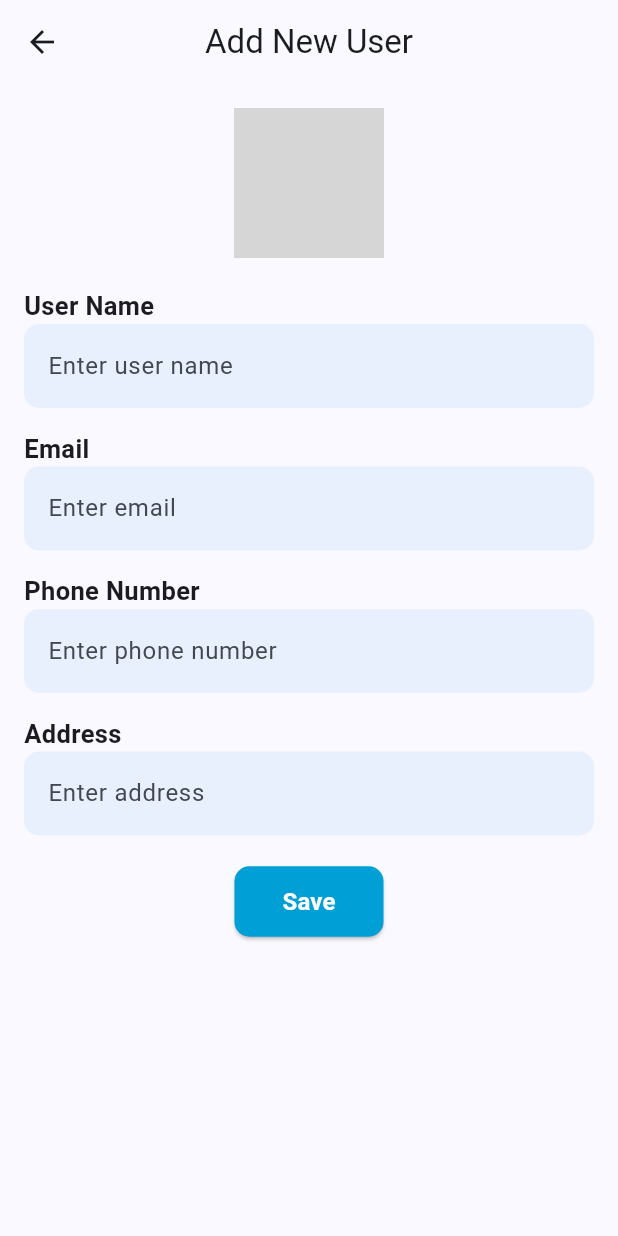
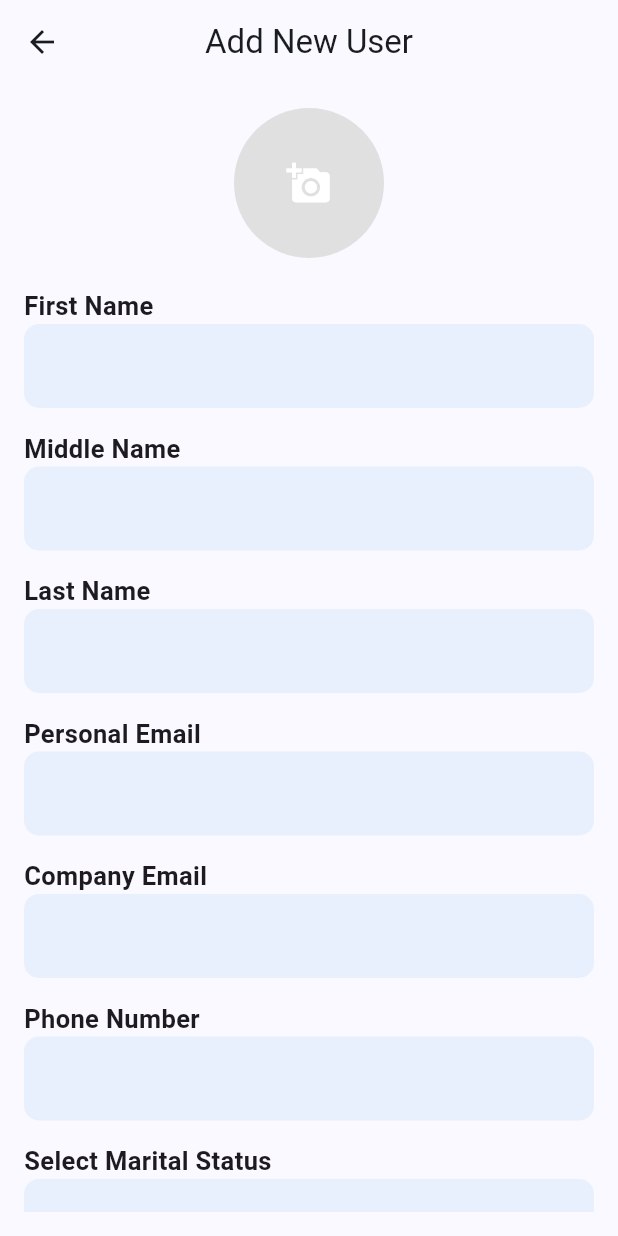
Before and after one commit to aboodsido/ettisalat_app, a Flutter app: the AddUserPage screen opened directly, after a tap on the "add a photo" icon, on a phone screen of 412 x 824 dp. Run offline on Flutter 3.47's test engine with Material 3 defaults, Android fonts, the phone set to English and light mode, and no system bars; our stand-ins replace flutter_secure_storage, flutter_svg, get, google_fonts, google_maps_flutter, image_picker and 2 more; accounts and stored records are empty; network calls fail; Roboto replaces fonts that are missing (Tajawal); grey boxes are pictures that could not be loaded.

Commit message:
build add user page

```diff
--- a/ettisalat_app/lib/app/views/add_user_page.dart
+++ b/ettisalat_app/lib/app/views/add_user_page.dart
@@ -1,12 +1,18 @@
+import 'dart:convert';
+import 'dart:io';
+
 import 'package:flutter/material.dart';
+import 'package:flutter_secure_storage/flutter_secure_storage.dart';
 import 'package:get/get.dart';
+import 'package:http/http.dart' as http;
+import 'package:image_picker/image_picker.dart';
 
-import '../constants.dart'; // Assuming you have primaryColr in constants.
+import '../constants.dart';
 
 class AddUserPage extends StatefulWidget {
   final String title;
   final String buttonText;
-  final Function(Map<String, String>) onSave;
+  final Function(Map<String, dynamic>) onSave;
 
   const AddUserPage({
     super.key,
@@ -20,108 +26,124 @@ class AddUserPage extends StatefulWidget {
 }
 
 class _AddUserPageState extends State<AddUserPage> {
-  final TextEditingController nameController = TextEditingController();
-  final TextEditingController emailController = TextEditingController();
-  final TextEditingController phoneController = TextEditingController();
-  final TextEditingController addressController = TextEditingController();
+  // Controllers
+  final controllers = {
+    'firstName': TextEditingController(),
+    'middleName': TextEditingController(),
+    'lastName': TextEditingController(),
+    'personalEmail': TextEditingController(),
+    'companyEmail': TextEditingController(),
+    'phone': TextEditingController(),
+    'emailFrequency': TextEditingController(),
+    'address': TextEditingController(),
+  };
 
-  String? uploadedImageUrl;
+  // State Variables
+  File? selectedImage;
+  String? selectedMaritalStatus;
+  int? selectedRoleId;
+  bool? selectedReceiveEmails;
+
+  List<Map<String, dynamic>> roles = [];
+  bool isLoadingRoles = true;
+
+  final storage = const FlutterSecureStorage();
+
+  @override
+  void initState() {
+    super.initState();
+    fetchRoles();
+  }
+
+  Future<void> fetchRoles() async {
+    try {
+      String? authToken = await storage.read(key: 'auth_token');
+
+      if (authToken == null) {
+        Get.snackbar("Error", "No token found, please login again.");
+        return;
+      }
+
+      final response = await http.get(
+        Uri.parse('$baseUrl/roles/list'),
+        headers: {
+          "Authorization": "Bearer $authToken",
+        },
+      );
+
+      if (response.statusCode == 200) {
+        final responseBody = json.decode(response.body);
+        final rolesData = responseBody['data']['data'] as List;
+
+        setState(() {
+          roles = rolesData
+              .map((role) => {"id": role['id'], "name": role['name']})
+              .toList();
+          isLoadingRoles = false;
+        });
+      } else {
+        Get.snackbar("Error", "Failed to load roles: ${response.statusCode}");
+      }
+    } catch (e) {
+      Get.snackbar("Error", "An error occurred while fetching roles: $e");
+    }
+  }
+
+  Future<void> pickImage() async {
+    try {
+      final pickedFile = await ImagePicker().pickImage(
+        source: ImageSource.gallery,
+        maxHeight: 800,
+        maxWidth: 800,
+      );
+
+      if (pickedFile != null) {
+        setState(() {
+          selectedImage = File(pickedFile.path);
+        });
+      }
+    } catch (e) {
+      Get.snackbar("Error", "Failed to pick an image: $e");
+    }
+  }
 
   @override
   Widget build(BuildContext context) {
     return Scaffold(
-      appBar: AppBar(
-        title: Text(widget.title),
-        centerTitle: true,
-      ),
+      appBar: AppBar(title: Text(widget.title), centerTitle: true),
       body: Padding(
         padding: const EdgeInsets.all(16),
         child: SingleChildScrollView(
           child: Column(
             crossAxisAlignment: CrossAxisAlignment.start,
             children: [
-              // Upload Picture Section
-              Center(
-                child: GestureDetector(
-                  onTap: () async {
-                    // Placeholder for image upload logic
-                    setState(() {
-                      uploadedImageUrl =
-                          "https://via.placeholder.com/150"; // Replace with actual image upload logic
-                    });
-                  },
-                  child: CircleAvatar(
-                    radius: 50,
-                    backgroundColor: Colors.grey[300],
-                    backgroundImage: uploadedImageUrl != null
-                        ? NetworkImage(uploadedImageUrl!)
-                        : null,
-                    child: uploadedImageUrl == null
-                        ? const Icon(
-                            Icons.add_a_photo,
-                            color: Colors.white,
-                            size: 30,
-                          )
-                        : null,
-                  ),
-                ),
-              ),
+              _buildImagePicker(),
               const SizedBox(height: 20),
-              _buildLabel("User Name"),
-              _buildTextField(
-                  nameController, TextInputType.text, "Enter user name"),
-              const SizedBox(height: 15),
-              _buildLabel("Email"),
-              _buildTextField(
-                  emailController, TextInputType.emailAddress, "Enter email"),
-              const SizedBox(height: 15),
-              _buildLabel("Phone Number"),
-              _buildTextField(
-                  phoneController, TextInputType.number, "Enter phone number"),
-              const SizedBox(height: 15),
-              _buildLabel("Address"),
-              _buildTextField(addressController, TextInputType.streetAddress,
-                  "Enter address"),
+              _buildInput("First Name", 'firstName', TextInputType.text),
+              _buildInput("Middle Name", 'middleName', TextInputType.text),
+              _buildInput("Last Name", 'lastName', TextInputType.text),
+              _buildInput("Personal Email", 'personalEmail',
+                  TextInputType.emailAddress),
+              _buildInput(
+                  "Company Email", 'companyEmail', TextInputType.emailAddress),
+              _buildInput("Phone Number", 'phone', TextInputType.number),
+              _buildDropdown("Select Marital Status", ["Single", "Married"],
+                  (value) {
+                setState(() {
+                  selectedMaritalStatus = value;
+                });
+              }, selectedMaritalStatus),
+              _buildRoleDropdown(),
+              _buildDropdown("Receives Emails", [true, false], (value) {
+                setState(() {
+                  selectedReceiveEmails = value;
+                });
+              }, selectedReceiveEmails),
+              _buildInput("Email Frequency (Hours)", 'emailFrequency',
+                  TextInputType.number),
+              _buildInput("Address", 'address', TextInputType.streetAddress),
               const SizedBox(height: 20),
-              Center(
-                child: ElevatedButton(
-                  onPressed: () {
-                    if (_validateFields()) {
-                      final userData = {
-                        "name": nameController.text,
-                        "email": emailController.text,
-                        "phone": phoneController.text,
-                        "address": addressController.text,
-                        "image": uploadedImageUrl ?? "",
-                      };
-                      widget.onSave(userData);
-                      Get.back();
-                    } else {
-                      Get.snackbar(
-                        "Validation Error",
-                        "Please fill all fields correctly.",
-                        snackPosition: SnackPosition.BOTTOM,
-                      );
-                    }
-                  },
-                  style: ElevatedButton.styleFrom(
-                    backgroundColor: primaryColr,
-                    shape: RoundedRectangleBorder(
-                      borderRadius: BorderRadius.circular(10),
-                    ),
-                    padding: const EdgeInsets.symmetric(
-                        horizontal: 32, vertical: 12),
-                  ),
-                  child: Text(
-                    widget.buttonText,
-                    style: const TextStyle(
-                      color: Colors.white,
-                      fontWeight: FontWeight.bold,
-                      fontSize: 16,
-                    ),
-                  ),
-                ),
-              ),
+              _buildSubmitButton(),
             ],
           ),
         ),
@@ -129,35 +151,141 @@ class _AddUserPageState extends State<AddUserPage> {
     );
   }
 
+  Widget _buildInput(
+      String label, String controllerKey, TextInputType inputType) {
+    return Column(
+      crossAxisAlignment: CrossAxisAlignment.start,
+      children: [
+        _buildLabel(label),
+        TextField(
+          controller: controllers[controllerKey],
+          keyboardType: inputType,
+          decoration: _inputDecoration(),
+        ),
+        const SizedBox(height: 15),
+      ],
+    );
+  }
+
+  Widget _buildDropdown(String label, List<dynamic> items,
+      Function(dynamic) onChanged, dynamic value) {
+    return Column(
+      crossAxisAlignment: CrossAxisAlignment.start,
+      children: [
+        _buildLabel(label),
+        DropdownButtonFormField<dynamic>(
+          value: value,
+          items: items
+              .map((item) =>
+                  DropdownMenuItem(value: item, child: Text(item.toString())))
+              .toList(),
+          onChanged: onChanged,
+          decoration: _inputDecoration(),
+        ),
+        const SizedBox(height: 15),
+      ],
+    );
+  }
+
+  Widget _buildRoleDropdown() {
+    return Column(
+      crossAxisAlignment: CrossAxisAlignment.start,
+      children: [
+        _buildLabel("Select Role"),
+        DropdownButtonFormField<dynamic>(
+          value: selectedRoleId,
+          items: roles
+              .map((role) => DropdownMenuItem(
+                  value: role['id'], child: Text(role['name'])))
+              .toList(),
+          onChanged: (value) {
+            setState(() {
+              selectedRoleId = value;
+            });
+          },
+          decoration: _inputDecoration(),
+        ),
+        const SizedBox(height: 15),
+      ],
+    );
+  }
+
   Widget _buildLabel(String text) {
     return Text(
       text,
       style: const TextStyle(fontSize: 17, fontWeight: FontWeight.w600),
-      textAlign: TextAlign.left,
     );
   }
 
-  Widget _buildTextField(TextEditingController controller,
-      TextInputType keyboardType, String hint) {
-    return TextField(
-      keyboardType: keyboardType,
-      controller: controller,
-      decoration: InputDecoration(
-        hintText: hint,
-        border: const OutlineInputBorder(
+  InputDecoration _inputDecoration() {
+    return const InputDecoration(
+      filled: true,
+      fillColor: Color.fromRGBO(232, 240, 254, 1),
+      border: OutlineInputBorder(
           borderRadius: BorderRadius.all(Radius.circular(10)),
-          borderSide: BorderSide.none,
+          borderSide: BorderSide.none),
+    );
+  }
+
+  Widget _buildImagePicker() {
+    return Center(
+      child: GestureDetector(
+        onTap: pickImage,
+        child: CircleAvatar(
+          radius: 50,
+          backgroundColor: Colors.grey[300],
+          backgroundImage:
+              selectedImage != null ? FileImage(selectedImage!) : null,
+          child: selectedImage == null
+              ? const Icon(Icons.add_a_photo, color: Colors.white, size: 30)
+              : null,
         ),
-        filled: true,
-        fillColor: const Color.fromRGBO(232, 240, 254, 1),
+      ),
+    );
+  }
+
+  Widget _buildSubmitButton() {
+    return Center(
+      child: ElevatedButton(
+        onPressed: () {
+          if (_validateFields()) {
+            final userData = {
+              "first_name": controllers['firstName']!.text,
+              "middle_name": controllers['middleName']!.text,
+              "last_name": controllers['lastName']!.text,
+              "personal_email": controllers['personalEmail']!.text,
+              "company_email": controllers['companyEmail']!.text,
+              "phone": controllers['phone']!.text,
+              "marital_status": selectedMaritalStatus,
+              "role_id": selectedRoleId,
+              "receives_emails": selectedReceiveEmails,
+              "email_frequency": controllers['emailFrequency']!.text,
+              "address": controllers['address']!.text,
+              "image": selectedImage?.path ?? "",
+            };
+            widget.onSave(userData);
+            Get.back();
+          } else {
+            Get.snackbar(
+                "Validation Error", "Please fill all fields correctly.");
+          }
+        },
+        style: ElevatedButton.styleFrom(
+          backgroundColor: primaryColr,
+          shape:
+              RoundedRectangleBorder(borderRadius: BorderRadius.circular(10)),
+          padding: const EdgeInsets.symmetric(horizontal: 32, vertical: 12),
+        ),
+        child: Text(widget.buttonText),
       ),
     );
   }
 
   bool _validateFields() {
-    return nameController.text.isNotEmpty &&
-        emailController.text.isNotEmpty &&
-        phoneController.text.isNotEmpty &&
-        addressController.text.isNotEmpty;
+    return controllers.values
+            .every((controller) => controller.text.isNotEmpty) &&
+        selectedMaritalStatus != null &&
+        selectedRoleId != null &&
+        selectedReceiveEmails != null;
   }
 }
--- a/ettisalat_app/pubspec.yaml
+++ b/ettisalat_app/pubspec.yaml
@@ -43,6 +43,7 @@ dependencies:
   flutter_svg: ^2.0.16
   flutter_secure_storage: ^9.2.4
   jwt_decoder: ^2.0.1
+  image_picker: ^1.1.2
 
 dev_dependencies:
   flutter_test:
```
Also changed, not shown: ettisalat_app/pubspec.lock, 7 other files.
